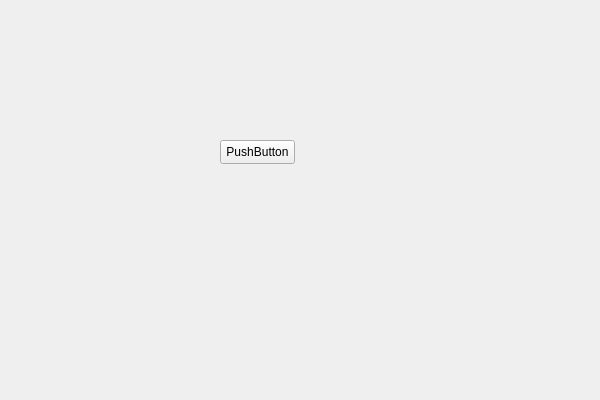
First picture: the form in ImageWizard/imagewizard.ui, repository coltoncandy/Image-Generator-Wizard, before the edit.
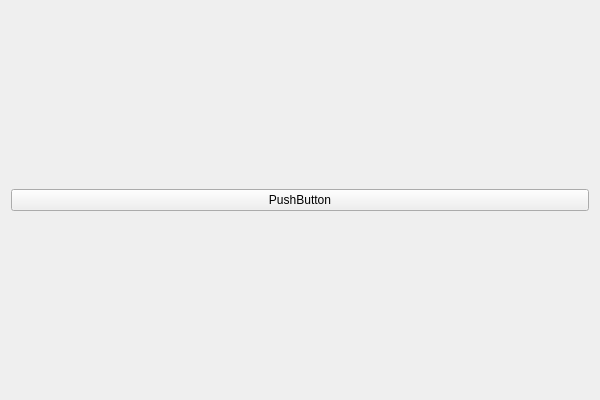
Second picture: the form after the edit.

What changed in the file:
```diff
--- a/ImageWizard/imagewizard.ui
+++ b/ImageWizard/imagewizard.ui
@@ -13,19 +13,15 @@
   <property name="windowTitle">
    <string>ImageWizard</string>
   </property>
+  <layout class="QVBoxLayout" name="verticalLayout">
+   <item>
   <widget class="QPushButton" name="pushButton">
-   <property name="geometry">
-    <rect>
-     <x>220</x>
-     <y>140</y>
-     <width>75</width>
-     <height>24</height>
-    </rect>
-   </property>
    <property name="text">
     <string>PushButton</string>
    </property>
   </widget>
+   </item>
+  </layout>
  </widget>
  <layoutdefault spacing="6" margin="11"/>
  <resources>
```
Lines whose indentation alone changed are shown as unchanged.
